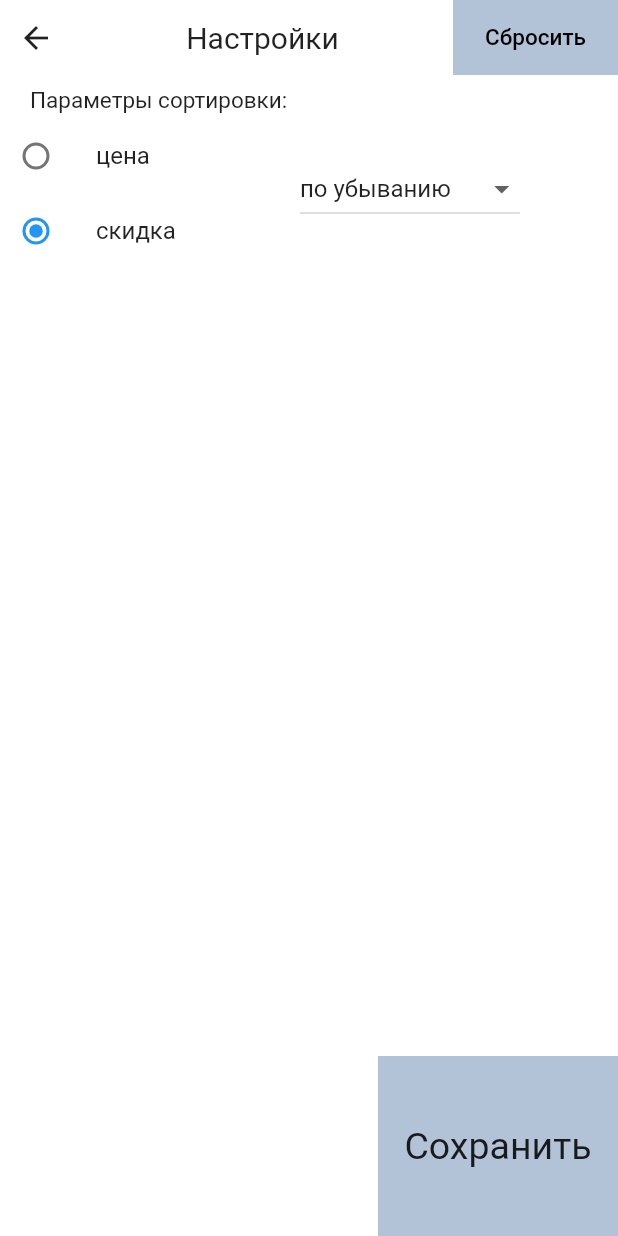
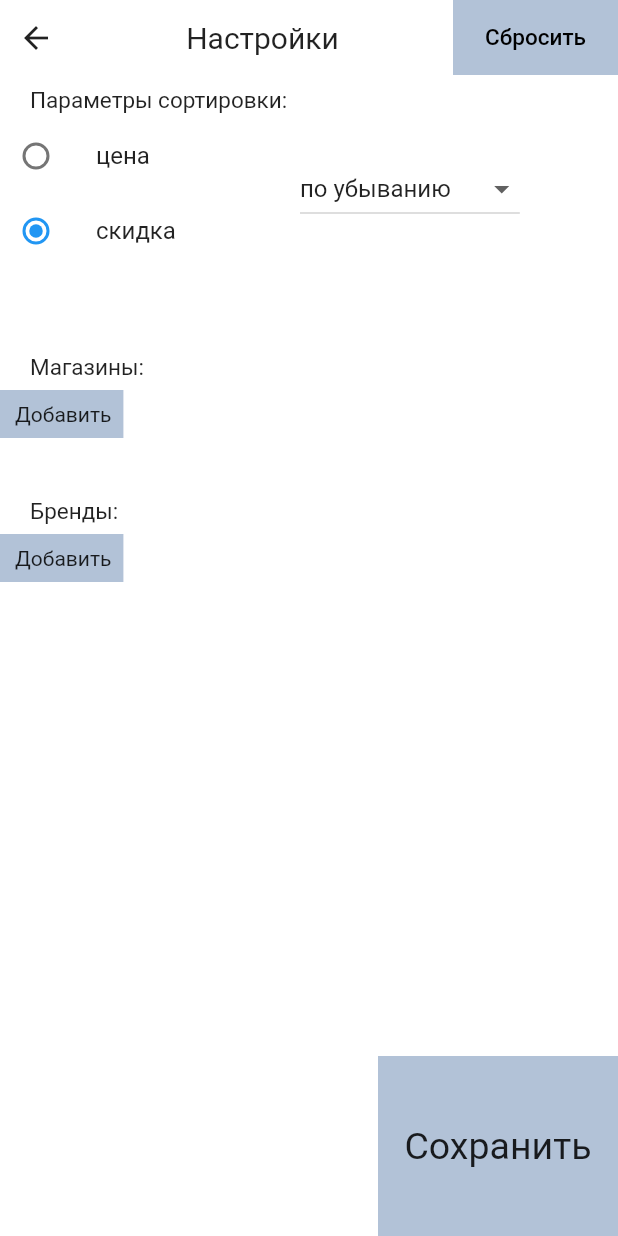
Before and after one commit to ShmerlingMax/EnergyDrink, a Flutter app: the SettingsScreen screen opened directly, on a phone screen of 412 x 824 dp. Run offline on Flutter 3.47's test engine with Material 2 defaults, Android fonts, the phone set to English and light mode, and no system bars; our stand-ins replace dio; project files that could hold a hidden picture were left out.

Commit message:
Add a selection of stores or brands on the settings screen

```diff
--- a/mobile_app/lib/presentation/main_screen/main_screen.dart
+++ b/mobile_app/lib/presentation/main_screen/main_screen.dart
@@ -41,8 +41,8 @@ class _MainScreenState extends State<MainScreen> {
                   for (int i = 0; i < snapshot.data[0].length; i++) {
                     shopsStr.add(snapshot.data[0][i].name);
                   }
-                  context.read<Aggregation>().init(shopsStr, snapshot.data[1]);
-                  context.read<Settings>().init(shopsStr, snapshot.data[1]);
+                  context.read<Aggregation>().init(shopsStr.toList(), snapshot.data[1].toList());
+                  context.read<Settings>().init(shopsStr.toList(), snapshot.data[1].toList());
                 }
                 final drinks =
                     context.watch<Aggregation>().sort(snapshot.data[0]);
--- a/mobile_app/lib/presentation/settings_screen/settings_screen.dart
+++ b/mobile_app/lib/presentation/settings_screen/settings_screen.dart
@@ -1,5 +1,6 @@
 import 'package:energy_drink/presentation/settings_screen/widgets/app_bar.dart';
 import 'package:energy_drink/presentation/settings_screen/widgets/save_button.dart';
+import 'package:energy_drink/presentation/settings_screen/widgets/shops_brands_selector.dart';
 import 'package:energy_drink/presentation/settings_screen/widgets/sorting_direction_selector.dart';
 import 'package:energy_drink/presentation/settings_screen/widgets/sorting_parameter_selector.dart';
 import 'package:flutter/material.dart';
@@ -37,6 +38,14 @@ class SettingsScreen extends StatelessWidget {
                       SortingDirectionSelector(),
                     ],
                   ),
+                  const SizedBox(
+                    height: 60,
+                  ),
+                  const ShopsBrandsSelector(true),
+                  const SizedBox(
+                    height: 40,
+                  ),
+                  const ShopsBrandsSelector(false),
                 ],
               ),
             ),
--- a/mobile_app/lib/presentation/settings_screen/widgets/save_button.dart
+++ b/mobile_app/lib/presentation/settings_screen/widgets/save_button.dart
@@ -14,8 +14,8 @@ class SaveButton extends StatelessWidget {
         onTap: () {
           final settings = context.read<Settings>();
           context.read<Aggregation>()
-            ..shops = settings.shops
-            ..brands = settings.brands
+            ..shops = settings.shops.toList()
+            ..brands = settings.brands.toList()
             ..sortingParameter = settings.sortingParameter
             ..sortingDirection = settings.sortingDirection;
           Navigator.pop(context);
--- /dev/null
+++ b/mobile_app/lib/presentation/settings_screen/widgets/shops_brands_selector.dart
@@ -0,0 +1,108 @@
+import 'package:energy_drink/domain/models/settings_model/settings_model.dart';
+import 'package:flutter/material.dart';
+import 'package:provider/provider.dart';
+
+class ShopsBrandsSelector extends StatelessWidget {
+  final bool isShops;
+
+  const ShopsBrandsSelector(this.isShops, {Key? key}) : super(key: key);
+
+  @override
+  Widget build(BuildContext context) {
+    List<String> elements = isShops
+        ? context.watch<Settings>().shops
+        : context.watch<Settings>().brands;
+    return Column(
+      crossAxisAlignment: CrossAxisAlignment.start,
+      children: [
+        Padding(
+          padding: const EdgeInsets.only(left: 20),
+          child: Text(
+            isShops ? 'Магазины:' : 'Бренды: ',
+            style: const TextStyle(fontSize: 15),
+          ),
+        ),
+        const SizedBox(
+          height: 6,
+        ),
+        Wrap(
+          children: [
+            ...elements.map((e) => _Item(isShops, e)),
+            Container(
+              color: const Color(0xFFB2C2D7),
+              height: 32,
+              child: GestureDetector(
+                onTap: () {},
+                child: const Padding(
+                  padding: EdgeInsets.only(
+                    left: 10,
+                    top: 8,
+                    bottom: 8,
+                    right: 8,
+                  ),
+                  child: Text(
+                    'Добавить',
+                    style: TextStyle(fontSize: 14),
+                  ),
+                ),
+              ),
+            ),
+          ],
+        ),
+      ],
+    );
+  }
+}
+
+class _Item extends StatelessWidget {
+  final bool isShops;
+  final String text;
+
+  const _Item(this.isShops, this.text, {Key? key}) : super(key: key);
+
+  @override
+  Widget build(BuildContext context) {
+    return Padding(
+      padding: const EdgeInsets.only(right: 20, bottom: 15),
+      child: Container(
+        color: const Color(0xFFB7D6FF),
+        height: 32,
+        child: Padding(
+          padding: const EdgeInsets.only(
+            left: 10,
+            top: 8,
+            bottom: 8,
+            right: 5,
+          ),
+          child: Row(
+            mainAxisSize: MainAxisSize.min,
+            children: [
+              Text(
+                text,
+                style: const TextStyle(fontSize: 14),
+              ),
+              GestureDetector(
+                onTap: () {
+                  if (isShops) {
+                    final newShops = context.read<Settings>().shops;
+                    newShops.remove(text);
+                    context.read<Settings>().shops = newShops;
+                  } else {
+                    final newBrands = context.read<Settings>().brands;
+                    newBrands.remove(text);
+                    context.read<Settings>().brands = newBrands;
+                  }
+                },
+                child: Image.asset(
+                  'assets/close.png',
+                  height: 24,
+                  width: 24,
+                ),
+              )
+            ],
+          ),
+        ),
+      ),
+    );
+  }
+}
```
Also changed, not shown: mobile_app/lib/presentation/settings_screen/widgets/app_bar.dart (+4 -4 lines), mobile_app/assets/close.png (added).
